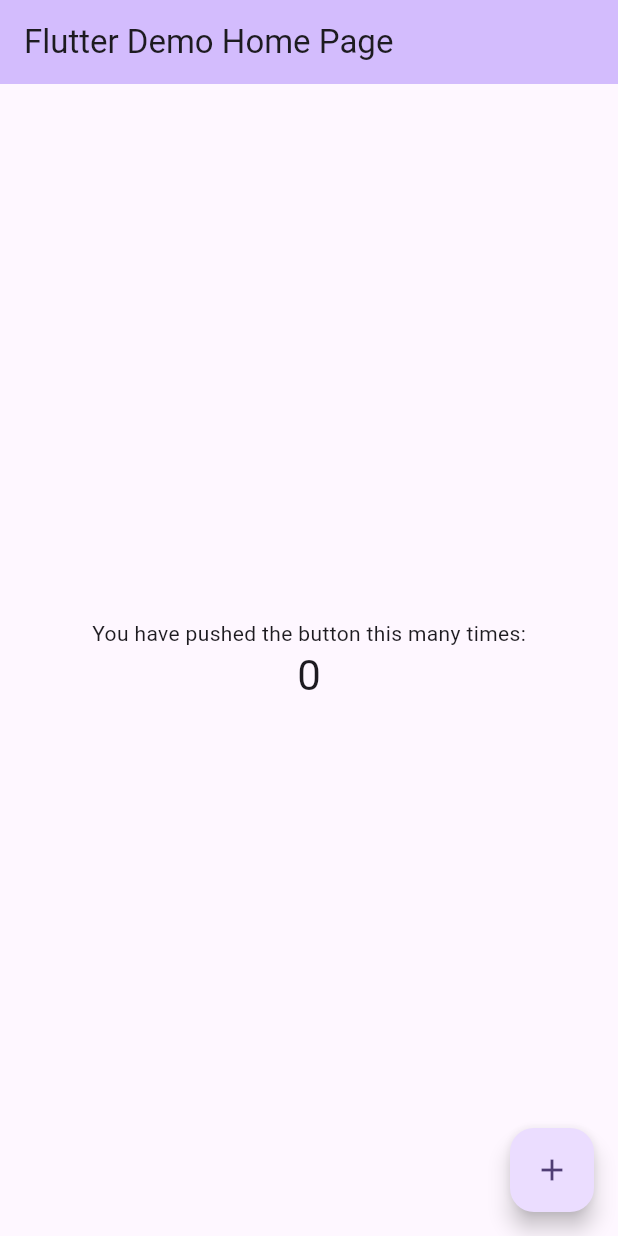
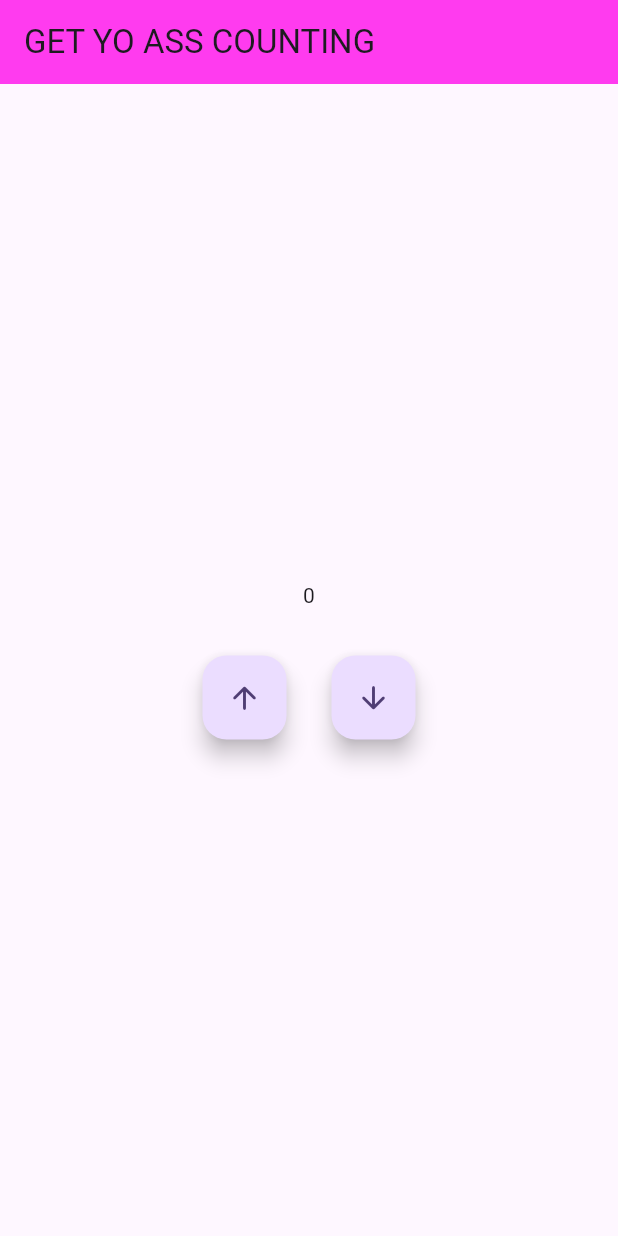
Before and after one commit to Xanthium7/flutter_summit_counter, a Flutter app: the screen it shows after launch, on a phone screen of 412 x 824 dp. Run offline on Flutter 3.47's test engine with Material 3 defaults, Android fonts, the phone set to English and light mode, and no system bars.

Commit message:
counter app done

```diff
--- a/lib/main.dart
+++ b/lib/main.dart
@@ -7,119 +7,72 @@
 class MyApp extends StatelessWidget {
   const MyApp({super.key});
 
-  // This widget is the root of your application.
   @override
   Widget build(BuildContext context) {
     return MaterialApp(
       title: 'Flutter Demo',
       theme: ThemeData(
-        // This is the theme of your application.
-        //
-        // TRY THIS: Try running your application with "flutter run". You'll see
-        // the application has a purple toolbar. Then, without quitting the app,
-        // try changing the seedColor in the colorScheme below to Colors.green
-        // and then invoke "hot reload" (save your changes or press the "hot
-        // reload" button in a Flutter-supported IDE, or press "r" if you used
-        // the command line to start the app).
-        //
-        // Notice that the counter didn't reset back to zero; the application
-        // state is not lost during the reload. To reset the state, use hot
-        // restart instead.
-        //
-        // This works for code too, not just values: Most code changes can be
-        // tested with just a hot reload.
         colorScheme: ColorScheme.fromSeed(seedColor: Colors.deepPurple),
         useMaterial3: true,
       ),
-      home: const MyHomePage(title: 'Flutter Demo Home Page'),
+      home: HomePage(),
     );
   }
 }
 
-class MyHomePage extends StatefulWidget {
-  const MyHomePage({super.key, required this.title});
-
-  // This widget is the home page of your application. It is stateful, meaning
-  // that it has a State object (defined below) that contains fields that affect
-  // how it looks.
-
-  // This class is the configuration for the state. It holds the values (in this
-  // case the title) provided by the parent (in this case the App widget) and
-  // used by the build method of the State. Fields in a Widget subclass are
-  // always marked "final".
-
-  final String title;
+class HomePage extends StatefulWidget {
+  const HomePage({super.key});
 
   @override
-  State<MyHomePage> createState() => _MyHomePageState();
+  State<HomePage> createState() => _HomePageState();
 }
 
-class _MyHomePageState extends State<MyHomePage> {
-  int _counter = 0;
-
-  void _incrementCounter() {
-    setState(() {
-      // This call to setState tells the Flutter framework that something has
-      // changed in this State, which causes it to rerun the build method below
-      // so that the display can reflect the updated values. If we changed
-      // _counter without calling setState(), then the build method would not be
-      // called again, and so nothing would appear to happen.
-      _counter++;
-    });
-  }
+class _HomePageState extends State<HomePage> {
+  int count = 0;
 
   @override
   Widget build(BuildContext context) {
-    // This method is rerun every time setState is called, for instance as done
-    // by the _incrementCounter method above.
-    //
-    // The Flutter framework has been optimized to make rerunning build methods
-    // fast, so that you can just rebuild anything that needs updating rather
-    // than having to individually change instances of widgets.
     return Scaffold(
       appBar: AppBar(
-        // TRY THIS: Try changing the color here to a specific color (to
-        // Colors.amber, perhaps?) and trigger a hot reload to see the AppBar
-        // change color while the other colors stay the same.
-        backgroundColor: Theme.of(context).colorScheme.inversePrimary,
-        // Here we take the value from the MyHomePage object that was created by
-        // the App.build method, and use it to set our appbar title.
-        title: Text(widget.title),
+        title: Text("GET YO ASS COUNTING"),
+        backgroundColor: const Color.fromARGB(255, 255, 59, 239),
       ),
       body: Center(
-        // Center is a layout widget. It takes a single child and positions it
-        // in the middle of the parent.
           child: Column(
-          // Column is also a layout widget. It takes a list of children and
-          // arranges them vertically. By default, it sizes itself to fit its
-          // children horizontally, and tries to be as tall as its parent.
-          //
-          // Column has various properties to control how it sizes itself and
-          // how it positions its children. Here we use mainAxisAlignment to
-          // center the children vertically; the main axis here is the vertical
-          // axis because Columns are vertical (the cross axis would be
-          // horizontal).
-          //
-          // TRY THIS: Invoke "debug painting" (choose the "Toggle Debug Paint"
-          // action in the IDE, or press "p" in the console), to see the
-          // wireframe for each widget.
         mainAxisAlignment: MainAxisAlignment.center,
-          children: <Widget>[
-            const Text(
-              'You have pushed the button this many times:',
+        crossAxisAlignment: CrossAxisAlignment.center,
+        children: [
+          Text(count.toString()),
+          SizedBox(
+            height: 30,
           ),
-            Text(
-              '$_counter',
-              style: Theme.of(context).textTheme.headlineMedium,
+          Row(
+            mainAxisAlignment: MainAxisAlignment.center,
+            crossAxisAlignment: CrossAxisAlignment.center,
+            children: [
+              FloatingActionButton(
+                onPressed: () {
+                  setState(() {
+                    count++;
+                  });
+                },
+                child: Icon(Icons.arrow_upward_rounded),
+              ),
+              SizedBox(
+                width: 30,
+              ),
+              FloatingActionButton(
+                onPressed: () {
+                  setState(() {
+                    count--;
+                  });
+                },
+                child: Icon(Icons.arrow_downward_rounded),
               ),
             ],
           ),
-      ),
-      floatingActionButton: FloatingActionButton(
-        onPressed: _incrementCounter,
-        tooltip: 'Increment',
-        child: const Icon(Icons.add),
-      ), // This trailing comma makes auto-formatting nicer for build methods.
+        ],
+      )),
     );
   }
 }
```
Lines whose indentation alone changed are shown as unchanged.
